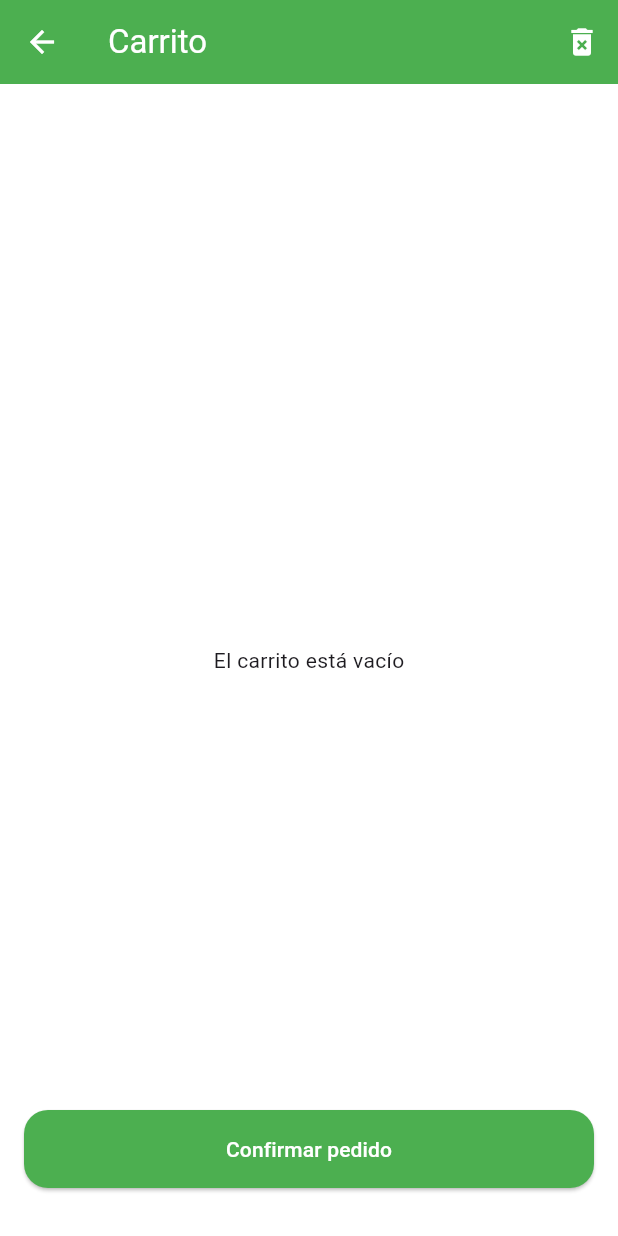
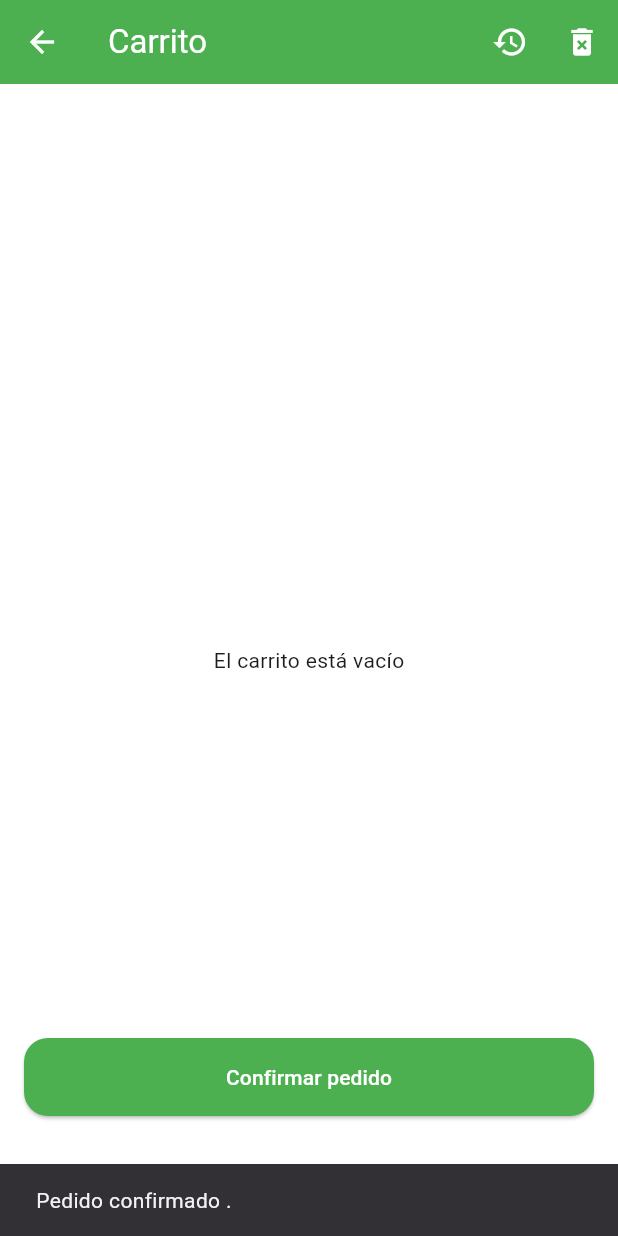
Before and after one commit to RamonAlgo/dish_dash, a Flutter app: the PaginaCarrito screen opened directly, after a tap on "Confirmar pedido", on a phone screen of 412 x 824 dp. Run offline on Flutter 3.47's test engine with Material 3 defaults, Android fonts, the phone set to English and light mode, and no system bars; our stand-ins replace cloud_firestore, firebase_auth, firebase_core; accounts and stored records are empty; generated files the repository leaves out were written again.

Commit message:
Actualitzacions d'usabilitat

```diff
--- a/lib/pagines/carrito/rebut_client.dart
+++ b/lib/pagines/carrito/rebut_client.dart
@@ -1,5 +1,6 @@
 import 'package:dish_dash/Clases/Plat.dart';
 import 'package:dish_dash/Clases/model_dades.dart';
+import 'package:dish_dash/pagines/carrito/paginacomandes.dart';
 import 'package:firebase_auth/firebase_auth.dart';
 import 'package:flutter/material.dart';
 import 'package:provider/provider.dart';
@@ -50,6 +51,18 @@ class _PaginaCarritoState extends State<PaginaCarrito> {
       appBar: AppBar(
         title: Text('Carrito'),
         actions: [
+          IconButton(
+            icon: Icon(Icons.history),
+            onPressed: () async {
+              String mesaId = await obtenerYProcesarEmail();
+              Navigator.push(
+                context,
+                MaterialPageRoute(
+                  builder: (context) => PaginaMenjarDemanat(mesaId: mesaId),
+                ),
+              );
+            },
+          ),
           IconButton(
             icon: Icon(Icons.delete_forever),
             onPressed: () {
@@ -179,17 +192,18 @@ class _PaginaCarritoState extends State<PaginaCarrito> {
     );
   }
 
-  obtenerYProcesarEmail() {
-    final FirebaseAuth auth = FirebaseAuth.instance;
-    final User? usuario = auth.currentUser;
 
+
+  Future<String> obtenerYProcesarEmail() async {
+    final User? usuario = FirebaseAuth.instance.currentUser;
     if (usuario != null && usuario.email != null) {
       String email = usuario.email!;
-
-      return procesarEmail(email);
-    } else {
-      print("No hay usuario logueado o el usuario no tiene un email.");
+      List<String> partes = email.split('@');
+      if (partes.isNotEmpty) {
+        return partes[0];
       }
+    }
+    return 'defaultMesaId';
   }
 
   procesarEmail(String email) {
@@ -202,32 +216,55 @@ class _PaginaCarritoState extends State<PaginaCarrito> {
     } else {}
   }
 
-  void insertarDatos() {
-    final carrito =
-        Provider.of<ModelDades>(context, listen: false).carritoGlobal;
-    String idmesa = obtenerYProcesarEmail();
-    print(idmesa);
-    if (carrito.isNotEmpty) {
+  void insertarDatos() async {
+  final carrito = Provider.of<ModelDades>(context, listen: false).carritoGlobal;
+  String idmesa = await obtenerYProcesarEmail();
+
+  DocumentSnapshot snapshot = await firestore.collection('mesas').doc(idmesa).get();
+
+  if (snapshot.exists) {
     final List<Map<String, dynamic>> platosData = carrito.map((plato) {
       return {
         'idPlat': plato.idPlat,
         'nom': plato.nombrePlato,
         'cantitat': plato.cantidad,
         'preu': plato.precio,
-          'entregado':false
+        'entregado': false
       };
     }).toList();
-      print(platosData);
-      firestore
-          .collection('mesas')
-          .doc(idmesa)
-          .set({'platos': platosData}).then((_) {
-        print('Datos insertados correctamente');
+
+    firestore.collection('mesas').doc(idmesa).update({
+      'platos': FieldValue.arrayUnion(platosData),
+      'timestamp': Timestamp.now()
+    }).then((_) {
+      Provider.of<ModelDades>(context, listen: false).vaciarCarrito();
+      ScaffoldMessenger.of(context).showSnackBar(
+          SnackBar(content: Text('Pedido confirmado .')));
     }).catchError((error) {
       print('Error al insertar datos: $error');
     });
   } else {
-      print('El carrito está vacío');
+    final List<Map<String, dynamic>> platosData = carrito.map((plato) {
+      return {
+        'idPlat': plato.idPlat,
+        'nom': plato.nombrePlato,
+        'cantitat': plato.cantidad,
+        'preu': plato.precio,
+        'entregado': false
+      };
+    }).toList();
+
+    firestore.collection('mesas').doc(idmesa).set({
+      'platos': platosData,
+      'mesaId': idmesa,
+      'timestamp': Timestamp.now()
+    }).then((_) {
+      Provider.of<ModelDades>(context, listen: false).vaciarCarrito();
+      ScaffoldMessenger.of(context).showSnackBar(
+          SnackBar(content: Text('Pedido confirmado.')));
+    }).catchError((error) {
+      print('Error al insertar datos: $error');
+    });
   }
 }
 }
```
Also changed, not shown: lib/pagines/carrito/paginacomandes.dart (added, +60 -0 lines). Lines whose indentation alone changed are shown as unchanged.
